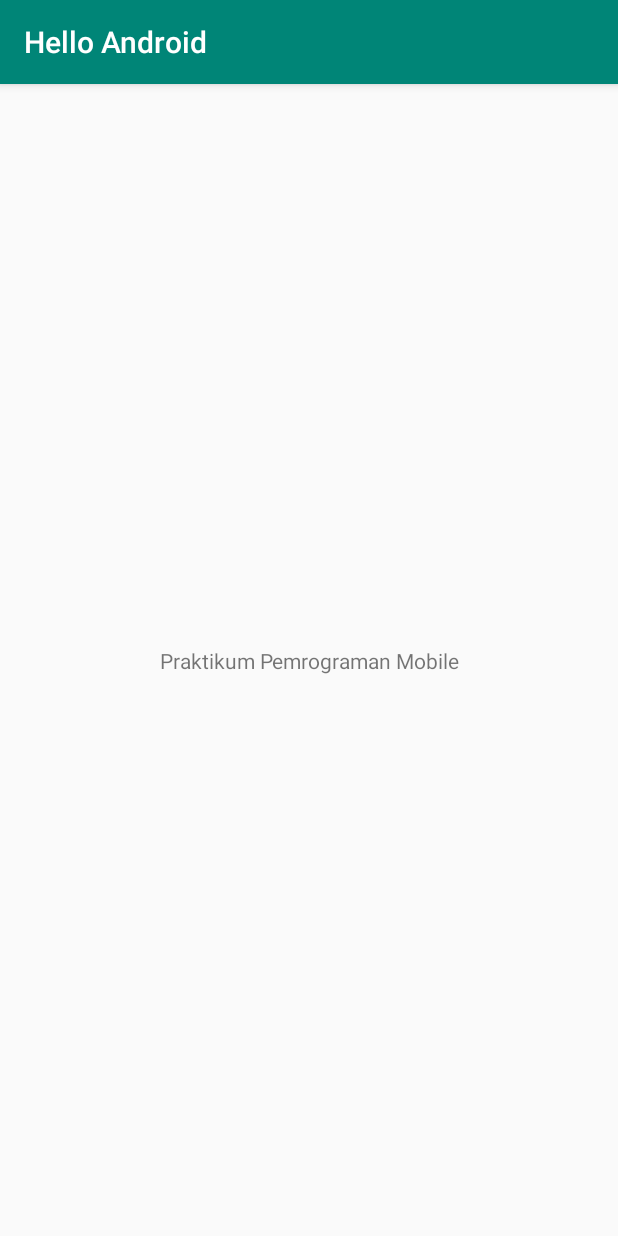
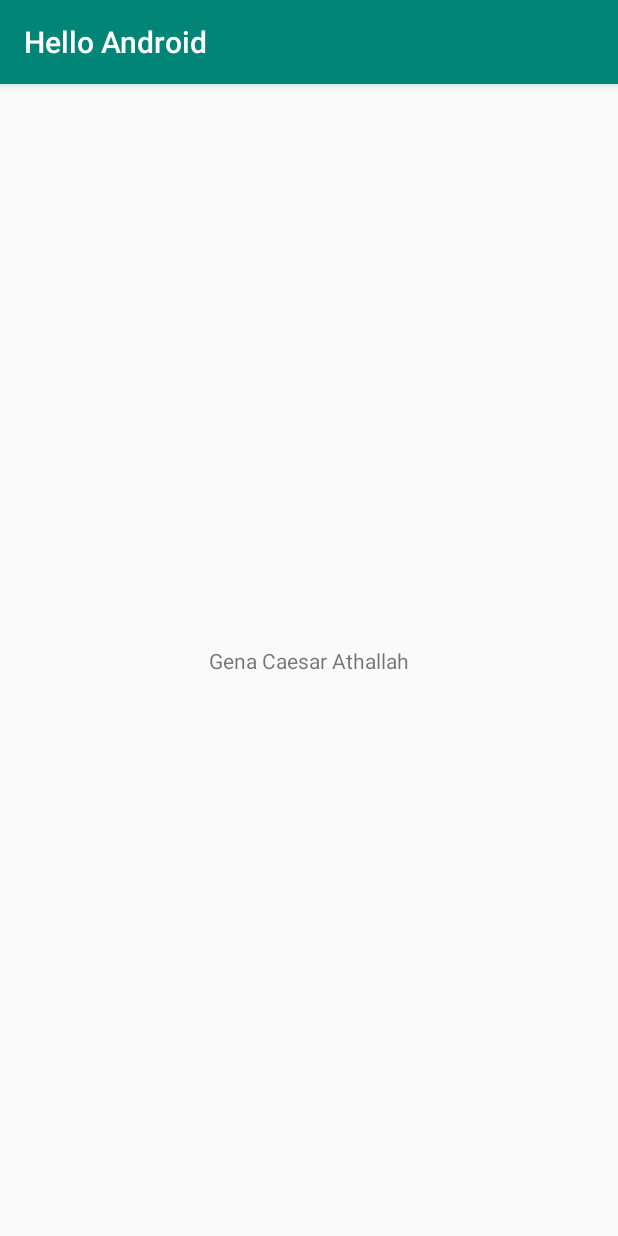
Before and after one commit to GenaCaesar/HelloAndroid, an Android app: the screen it shows after launch (MainActivity), on a phone screen of 412 x 824 dp. Run offline under Robolectric (Android 15) with nearby library versions, the phone set to English and light mode, and no system bars.

Commit message:
Text "Praktikum Pemrograman Mobile" Diubah Menjadi "Gena Caesar Athallah"

```diff
--- a/app/src/main/res/layout/activity_main.xml
+++ b/app/src/main/res/layout/activity_main.xml
@@ -9,7 +9,7 @@
     <TextView
         android:layout_width="wrap_content"
         android:layout_height="wrap_content"
-        android:text="Praktikum Pemrograman Mobile"
+        android:text="Gena Caesar Athallah"
         app:layout_constraintBottom_toBottomOf="parent"
         app:layout_constraintLeft_toLeftOf="parent"
         app:layout_constraintRight_toRightOf="parent"
```
